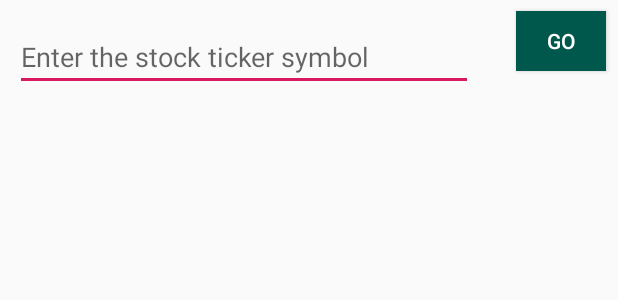
After one commit to jayesslin/mystocks, an Android app: the layout activity_inquery.xml on its own in the app's theme, with its tools: preview values and no code run, on a phone screen of 412 x 824 dp. The commit adds this screen. Shown: the top 300 px of the screen. Run offline under Robolectric (Android 15) with nearby library versions, the phone set to English and light mode, and no system bars.

Commit message:
搜索功能基础版

```diff
--- a/app/src/main/java/com/team3/ms/mystocks/view/homePage.java
+++ b/app/src/main/java/com/team3/ms/mystocks/view/homePage.java
@@ -51,15 +51,15 @@ public class homePage extends AppCompatActivity {
                 startActivity(ss11);
             }
         });
-        /*
+
         search_bt = (ImageView)findViewById(R.id.search_bt);
         search_bt.setOnClickListener(new View.OnClickListener() {
             @Override
             public void onClick(View v) {
-                Intent sss11 = new Intent(getApplicationContext(),stockList.class);
+                Intent sss11 = new Intent(getApplicationContext(),Inquery.class);
                 startActivity(sss11);
             }
-        });*/
+        });
     }
     /*private void initData(){
         IconBean Add = new IconBean("ADD",R.drawable.regi_background);
--- /dev/null
+++ b/app/src/main/res/layout/activity_inquery.xml
@@ -0,0 +1,38 @@
+<?xml version="1.0" encoding="utf-8"?>
+<android.support.constraint.ConstraintLayout xmlns:android="http://schemas.android.com/apk/res/android"
+    xmlns:app="http://schemas.android.com/apk/res-auto"
+    xmlns:tools="http://schemas.android.com/tools"
+    android:layout_width="match_parent"
+    android:layout_height="match_parent"
+    tools:context=".view.Inquery">
+
+    <EditText
+        android:id="@+id/symbol"
+        android:layout_width="305dp"
+        android:layout_height="wrap_content"
+        android:ems="10"
+        android:inputType="text"
+        android:hint="Enter the stock ticker symbol"
+        android:layout_marginTop="15dp"
+        android:layout_marginLeft="10dp"
+        app:layout_constraintTop_toTopOf="parent"
+        app:layout_constraintEnd_toEndOf="parent"
+        app:layout_constraintHorizontal_bias="0.0"
+        app:layout_constraintStart_toStartOf="parent"
+        app:layout_constraintVertical_bias="0.0" />
+
+    <Button
+        android:id="@+id/go"
+        android:layout_width="60dp"
+        android:layout_height="40dp"
+        android:text="Go"
+        android:layout_marginLeft="5dp"
+        android:layout_marginTop="7dp"
+        android:layout_marginRight="8dp"
+        android:background="@color/colorPrimaryDark"
+        android:textColor="@android:color/background_light"
+        app:layout_constraintTop_toTopOf="parent"
+        app:layout_constraintEnd_toEndOf="parent"
+        app:layout_constraintHorizontal_bias="0.0"
+        app:layout_constraintVertical_bias="0.0" />
+</android.support.constraint.ConstraintLayout>
```
Also changed, not shown: app/src/main/java/com/team3/ms/mystocks/view/Inquery.java (added, +47 -0 lines), app/src/main/java/com/team3/ms/mystocks/view/search_res.java (added, +129 -0 lines), app/src/main/res/layout/activity_search_res.xml (added, +20 -0 lines).
